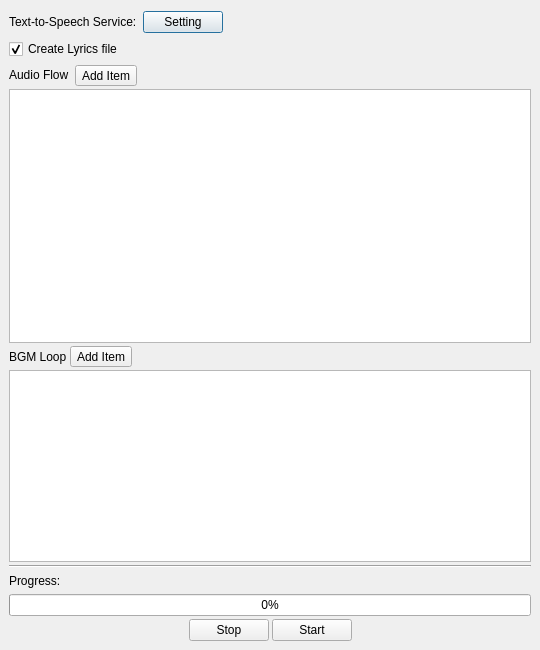
Old version of the form design/audiodialog.ui in the repository kokimame/joytan.
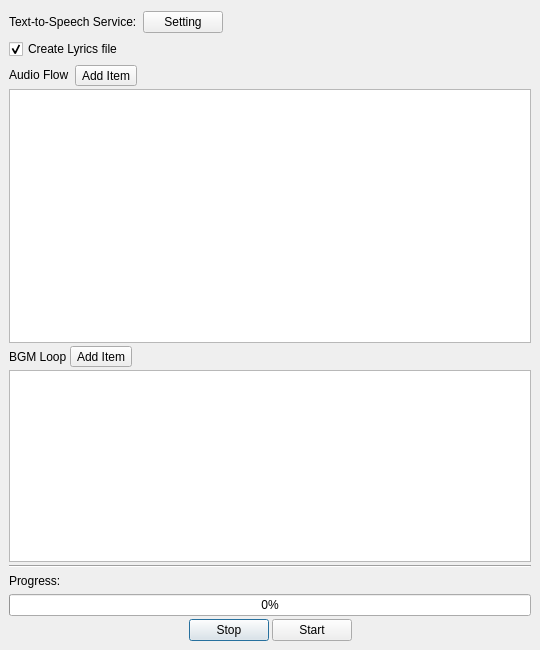
New version of the form.

Commit message: deactivate auto default

Patch:
```diff
--- a/design/audiodialog.ui
+++ b/design/audiodialog.ui
@@ -41,6 +41,9 @@
            <property name="text">
             <string>Setting</string>
            </property>
+           <property name="autoDefault">
+            <bool>false</bool>
+           </property>
           </widget>
          </item>
          <item>
```
The commit also changes 1 other file.
